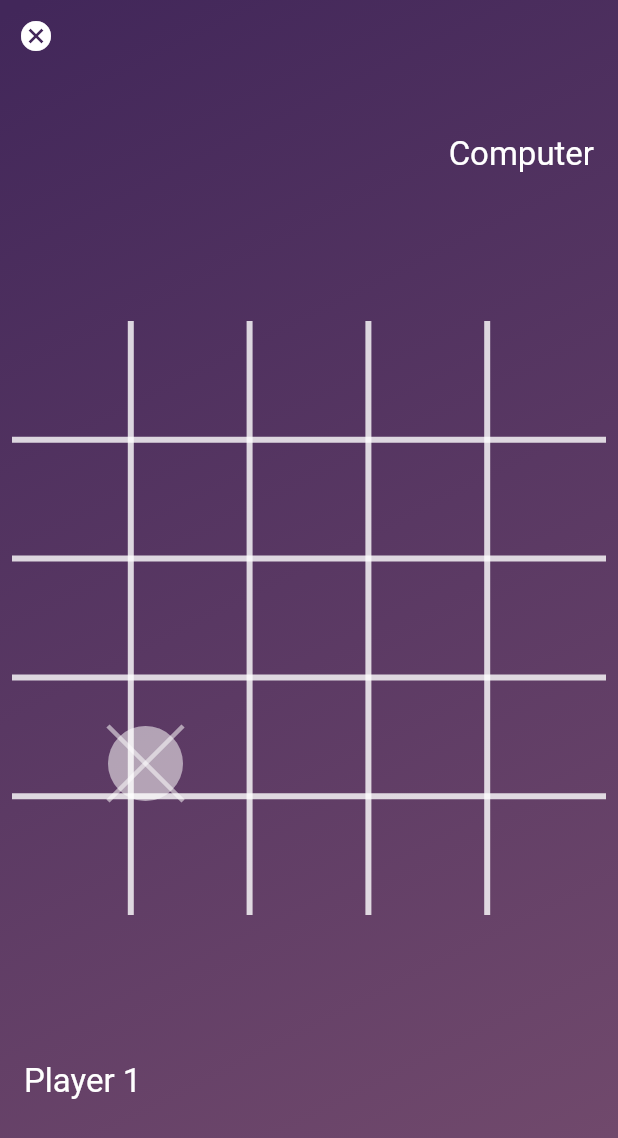
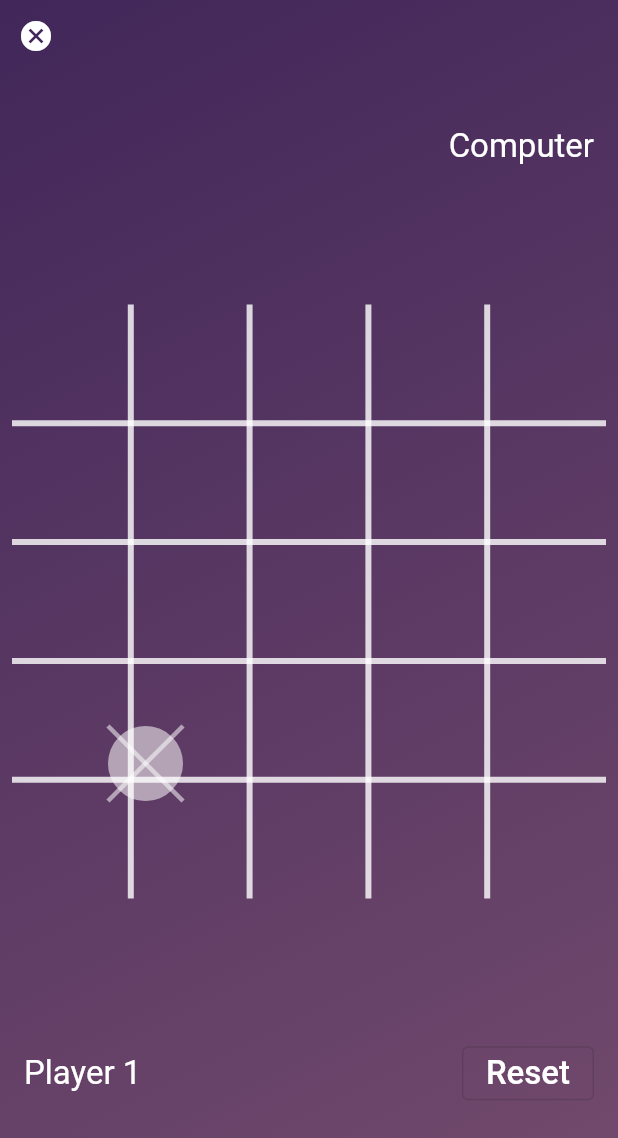
Before and after one commit to deven98/power_tic_tac_toe, a Flutter app: the screen it shows after launch, after a tap on "1 Player", after a tap on "5x5", on a phone screen of 412 x 824 dp. Shown: the top 1138 px of the screen. Run offline on Flutter 3.47's test engine with Material 2 defaults, Android fonts, the phone set to English and light mode, and no system bars; our stand-ins replace google_fonts.

```diff
--- a/lib/game_ui/game_screen.dart
+++ b/lib/game_ui/game_screen.dart
@@ -43,9 +43,10 @@ class _GameScreenState extends State<GameScreen> {
                 child: Padding(
                   padding: const EdgeInsets.only(right: 16.0),
                   child: Text(
-                    widget.gamePlayerType == GamePlayerType.twoPlayer
+                    (widget.gamePlayerType == GamePlayerType.twoPlayer
                             ? 'Player 2'
-                        : 'Computer',
+                            : 'Computer') +
+                        '${game.gameWinner == TurnOf.player2 ? ' Wins' : ''}',
                     style: TextStyle(
                       color: Colors.white,
                       fontSize: 22.0,
@@ -58,26 +59,52 @@ class _GameScreenState extends State<GameScreen> {
                 child: GameBoard(
                   game: game,
                   gameBoardType: widget.gameBoardType,
+                  gamePlayerType: widget.gamePlayerType,
                   elementColor: Colors.white.withOpacity(0.8),
                   thickness: 4.0,
+                  onResult: () {
+                    setState(() {});
+                  },
                 ),
               ),
-              Align(
-                alignment: Alignment.bottomLeft,
-                child: Padding(
+              Row(
+                mainAxisAlignment: MainAxisAlignment.spaceBetween,
+                children: [
+                  Padding(
                     padding: const EdgeInsets.only(left: 16.0),
                     child: Text(
-                    'Player 1',
+                      'Player 1' +
+                          '${game.gameWinner == TurnOf.player1 ? ' Wins' : ''}',
                       style: TextStyle(
                         color: Colors.white,
                         fontSize: 22.0,
                       ),
                     ),
                   ),
+                  Padding(
+                    padding: const EdgeInsets.only(right: 16.0),
+                    child: OutlinedButton(
+                      onPressed: () {
+                        setState(() {
+                          game.resetBoard();
+                        });
+                      },
+                      style: ButtonStyle(),
+                      child: Text(
+                        'Reset',
+                        style: TextStyle(
+                          color: Colors.white,
+                          fontSize: 22.0,
+                        ),
+                      ),
+                    ),
+                  )
+                ],
               ),
             ],
           ),
-          Align(
+          SafeArea(
+            child: Align(
               alignment: Alignment.topLeft,
               child: IconButton(
                 icon: Icon(
@@ -89,6 +116,7 @@ class _GameScreenState extends State<GameScreen> {
                 },
               ),
             ),
+          ),
         ],
       ),
     );
--- a/lib/game_ui/home_screen.dart
+++ b/lib/game_ui/home_screen.dart
@@ -110,7 +110,9 @@ class _HomeScreenState extends State<HomeScreen> {
   Widget _buildGameTypeScreen() {
     return Center(
       key: Key('screen-two'),
-      child: Column(
+      child: Stack(
+        children: [
+          Column(
             mainAxisAlignment: MainAxisAlignment.spaceEvenly,
             children: [
               Column(
@@ -179,6 +181,24 @@ class _HomeScreenState extends State<HomeScreen> {
               ),
             ],
           ),
+          SafeArea(
+            child: Align(
+              alignment: Alignment.topLeft,
+              child: IconButton(
+                icon: Icon(
+                  Icons.arrow_back_ios_outlined,
+                  color: Colors.white,
+                ),
+                onPressed: () {
+                  setState(() {
+                    screenType = ScreenType.player;
+                  });
+                },
+              ),
+            ),
+          ),
+        ],
+      ),
     );
   }
 }
```
Also changed, not shown: lib/game/game_computer.dart (added, +21 -0 lines), lib/game/tic_tac_toe.dart (+17 -1 lines), lib/game_ui/components/game_board.dart (+22 -2 lines). Lines whose indentation alone changed are shown as unchanged.
